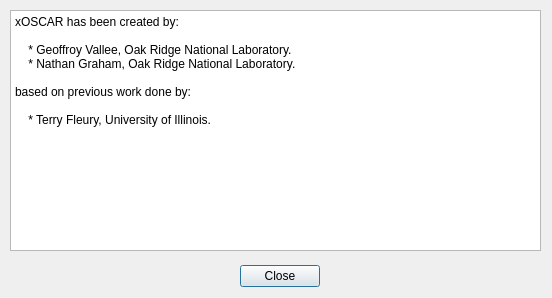
Above: xoscar/src/AboutAuthorsDialog.ui from oscar-cluster/pkgsrc before the change. Below: the same form after it.
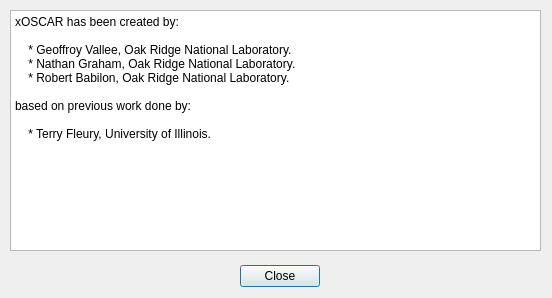
That is the form after the change.

Commit message: added my name to the list of contributers.

```diff
--- a/xoscar/src/AboutAuthorsDialog.ui
+++ b/xoscar/src/AboutAuthorsDialog.ui
@@ -29,6 +29,7 @@
 &lt;p style="-qt-paragraph-type:empty; margin-top:0px; margin-bottom:0px; margin-left:0px; margin-right:0px; -qt-block-indent:0; text-indent:0px;">&lt;/p>
 &lt;p style=" margin-top:0px; margin-bottom:0px; margin-left:0px; margin-right:0px; -qt-block-indent:0; text-indent:0px;">    * Geoffroy Vallee, Oak Ridge National Laboratory.&lt;/p>
 &lt;p style=" margin-top:0px; margin-bottom:0px; margin-left:0px; margin-right:0px; -qt-block-indent:0; text-indent:0px;">    * Nathan Graham, Oak Ridge National Laboratory.&lt;/p>
+&lt;p style=" margin-top:0px; margin-bottom:0px; margin-left:0px; margin-right:0px; -qt-block-indent:0; text-indent:0px;">    * Robert Babilon, Oak Ridge National Laboratory.&lt;/p>
 &lt;p style="-qt-paragraph-type:empty; margin-top:0px; margin-bottom:0px; margin-left:0px; margin-right:0px; -qt-block-indent:0; text-indent:0px;">&lt;/p>
 &lt;p style=" margin-top:0px; margin-bottom:0px; margin-left:0px; margin-right:0px; -qt-block-indent:0; text-indent:0px;">based on previous work done by:&lt;/p>
 &lt;p style="-qt-paragraph-type:empty; margin-top:0px; margin-bottom:0px; margin-left:0px; margin-right:0px; -qt-block-indent:0; text-indent:0px;">&lt;/p>
```
